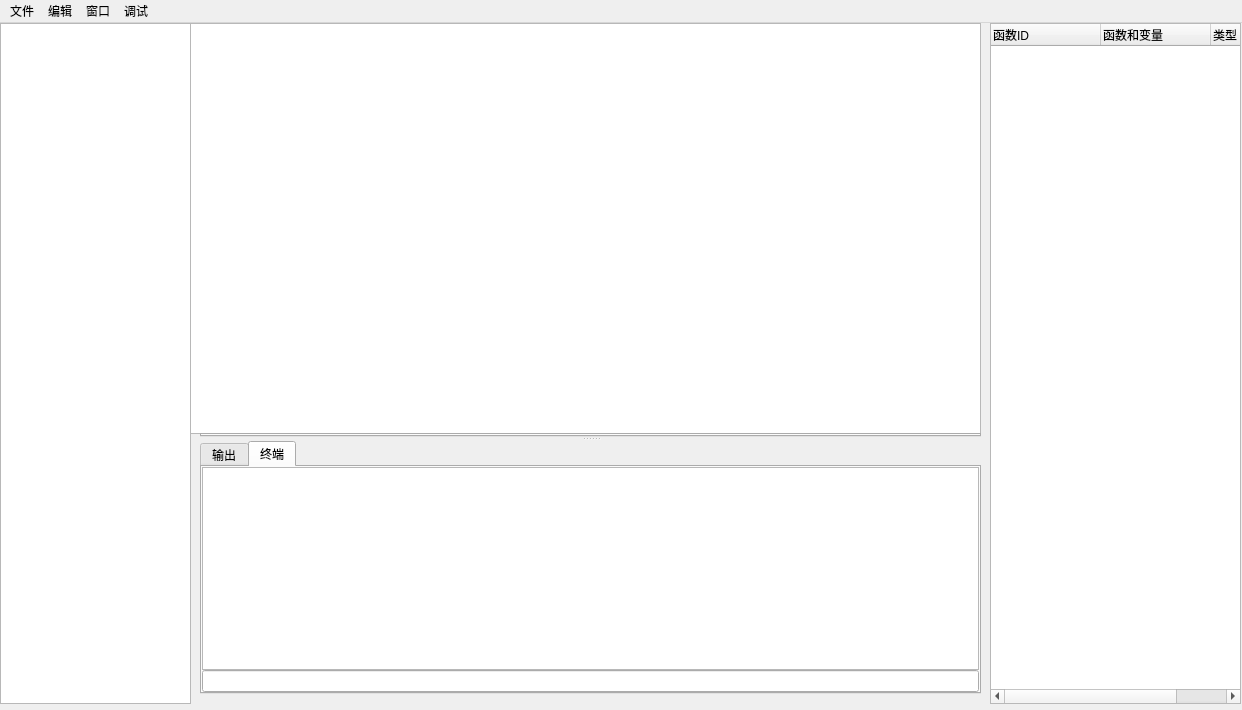
Above: QTApplication/MainWindow.ui from StuBoo3i/CodeAudit before the change. Below: the same form after it.
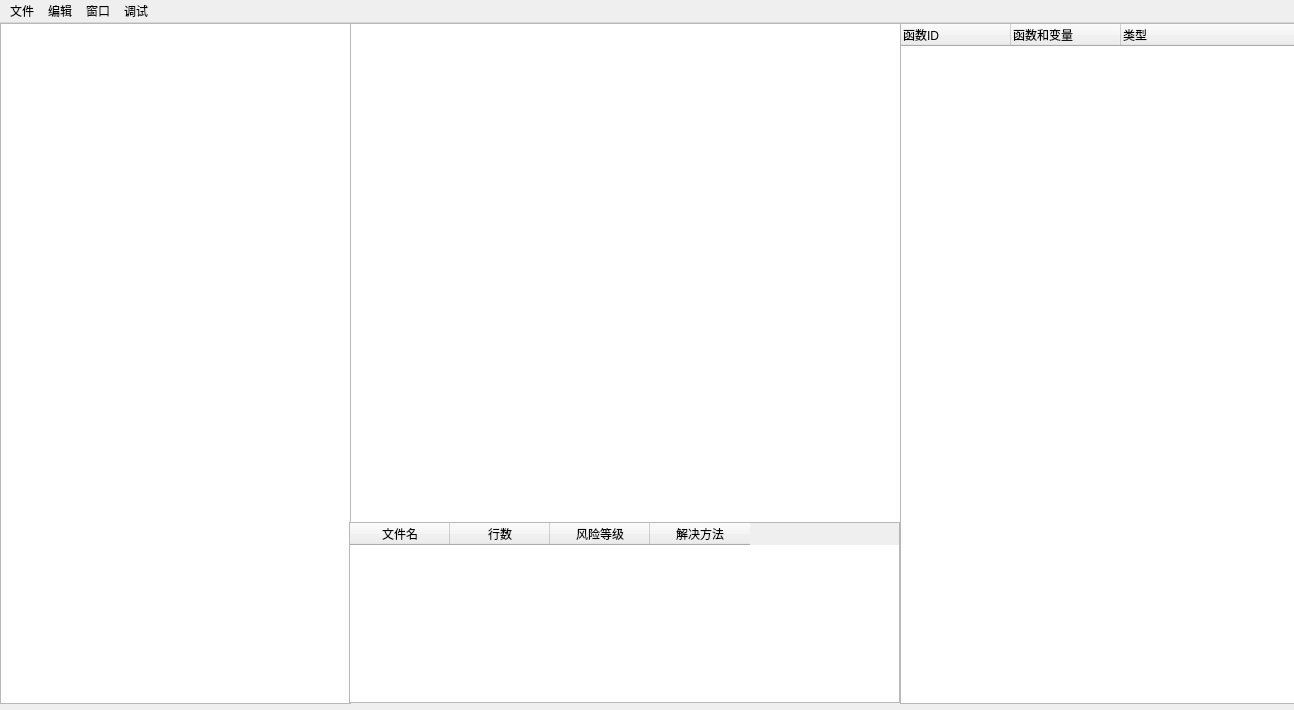
That is the form after the change. The open tabs and pages were chosen to show the change. Icons and pictures are not drawn.

The edit to the form file:
```diff
--- a/QTApplication/MainWindow.ui
+++ b/QTApplication/MainWindow.ui
@@ -6,7 +6,7 @@
    <rect>
     <x>0</x>
     <y>0</y>
-    <width>1242</width>
+    <width>1294</width>
     <height>710</height>
    </rect>
   </property>
@@ -25,25 +25,33 @@
      <verstretch>0</verstretch>
     </sizepolicy>
    </property>
-   <widget class="QTextBrowser" name="textBrowser">
+   <widget class="QWidget" name="horizontalLayoutWidget">
     <property name="geometry">
      <rect>
-      <x>190</x>
+      <x>0</x>
       <y>0</y>
-      <width>791</width>
-      <height>411</height>
+      <width>351</width>
+      <height>681</height>
      </rect>
     </property>
+    <layout class="QHBoxLayout" name="horizontalLayout">
+     <item>
+      <widget class="QTreeView" name="treeView"/>
+     </item>
+    </layout>
    </widget>
+   <widget class="QWidget" name="horizontalLayoutWidget_2">
+    <property name="geometry">
+     <rect>
+      <x>900</x>
+      <y>0</y>
+      <width>401</width>
+      <height>681</height>
+     </rect>
+    </property>
+    <layout class="QHBoxLayout" name="horizontalLayout_2">
+     <item>
    <widget class="QTreeWidget" name="treeWidget_1">
-    <property name="geometry">
-     <rect>
-      <x>990</x>
-      <y>0</y>
-      <width>251</width>
-      <height>681</height>
-     </rect>
-    </property>
     <property name="styleSheet">
      <string notr="true">QTreeView::branch:closed:has-children
 {
@@ -82,63 +90,34 @@
      </property>
     </column>
    </widget>
-   <widget class="QTreeView" name="treeView">
+     </item>
+    </layout>
+   </widget>
+   <widget class="QWidget" name="verticalLayoutWidget">
     <property name="geometry">
      <rect>
-      <x>0</x>
+      <x>350</x>
       <y>0</y>
-      <width>191</width>
-      <height>681</height>
+      <width>551</width>
+      <height>501</height>
      </rect>
     </property>
+    <layout class="QVBoxLayout" name="verticalLayout_3">
+     <item>
+      <widget class="QTextBrowser" name="textBrowser"/>
+     </item>
+    </layout>
    </widget>
-   <widget class="QSplitter" name="splitter">
+   <widget class="QWidget" name="verticalLayoutWidget_2">
     <property name="geometry">
      <rect>
-      <x>200</x>
-      <y>410</y>
-      <width>781</width>
-      <height>261</height>
+      <x>349</x>
+      <y>499</y>
+      <width>551</width>
+      <height>181</height>
      </rect>
     </property>
-    <property name="orientation">
-     <enum>Qt::Vertical</enum>
-    </property>
-    <widget class="QTabWidget" name="tabWidget">
-     <property name="tabsClosable">
-      <bool>true</bool>
-     </property>
-    </widget>
-    <widget class="QTabWidget" name="tabWidget_2">
-     <property name="currentIndex">
-      <number>0</number>
-     </property>
-     <widget class="QWidget" name="tab">
-      <property name="font">
-       <font>
-        <family>Microsoft YaHei UI</family>
-        <pointsize>9</pointsize>
-       </font>
-      </property>
-      <attribute name="title">
-       <string>输出</string>
-      </attribute>
-      <layout class="QHBoxLayout" name="horizontalLayout">
-       <property name="spacing">
-        <number>0</number>
-       </property>
-       <property name="leftMargin">
-        <number>0</number>
-       </property>
-       <property name="topMargin">
-        <number>0</number>
-       </property>
-       <property name="rightMargin">
-        <number>0</number>
-       </property>
-       <property name="bottomMargin">
-        <number>0</number>
-       </property>
+    <layout class="QVBoxLayout" name="verticalLayout_4">
        <item>
         <widget class="QTableWidget" name="tableWidget">
          <column>
@@ -165,53 +144,13 @@
        </item>
       </layout>
      </widget>
-     <widget class="QWidget" name="tab_2">
-      <property name="font">
-       <font>
-        <family>Microsoft YaHei UI</family>
-        <pointsize>9</pointsize>
-       </font>
-      </property>
-      <attribute name="title">
-       <string>终端</string>
-      </attribute>
-      <layout class="QVBoxLayout" name="verticalLayout_2">
-       <property name="spacing">
-        <number>0</number>
-       </property>
-       <property name="leftMargin">
-        <number>0</number>
-       </property>
-       <property name="topMargin">
-        <number>0</number>
-       </property>
-       <property name="rightMargin">
-        <number>0</number>
-       </property>
-       <property name="bottomMargin">
-        <number>0</number>
-       </property>
-       <item>
-        <widget class="QTextEdit" name="textEdit_2">
-         <property name="readOnly">
-          <bool>true</bool>
-         </property>
-        </widget>
-       </item>
-       <item>
-        <widget class="QLineEdit" name="lineEdit"/>
-       </item>
-      </layout>
-     </widget>
-    </widget>
-   </widget>
   </widget>
   <widget class="QMenuBar" name="menubar">
    <property name="geometry">
     <rect>
      <x>0</x>
      <y>0</y>
-     <width>1242</width>
+     <width>1294</width>
      <height>23</height>
     </rect>
    </property>
```
Left out of the diff: 16 changed lines with no effect on the pictures. Lines whose indentation alone changed are shown as unchanged.
